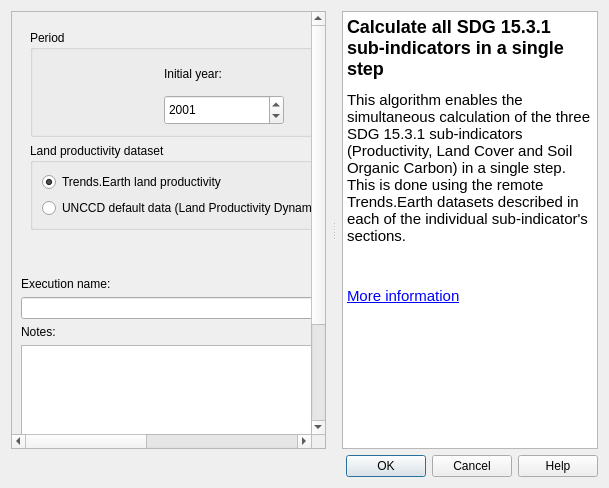
ConservationInternational/trends.earth, file LDMP/gui/DlgCalculateOneStep.ui: the form before one commit.
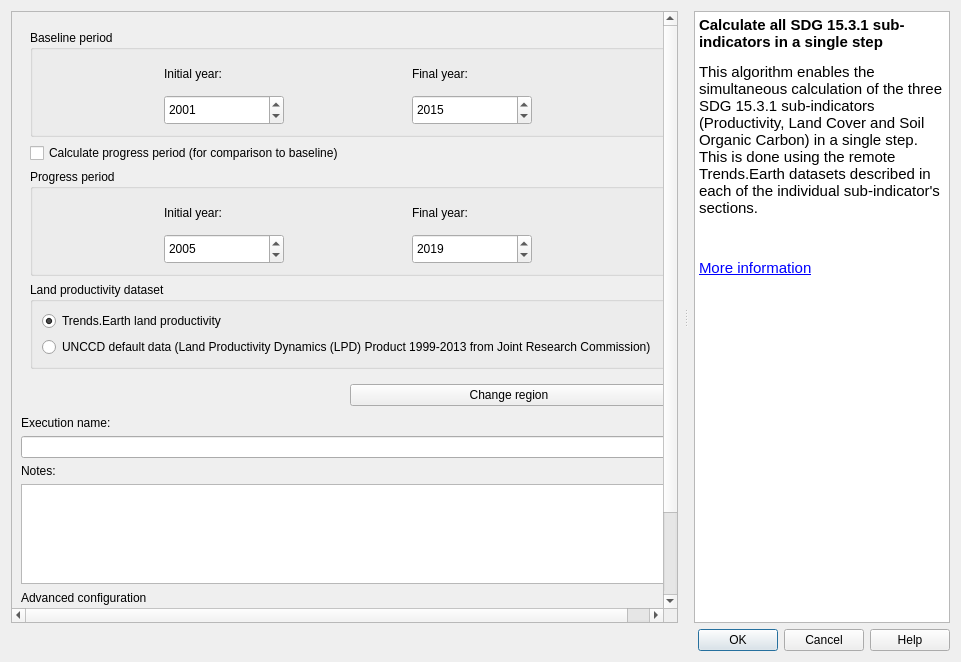
The form after the commit. Custom widgets are drawn as their Qt base class.

Commit message: Add progress calculation to one step tool

```diff
--- a/LDMP/gui/DlgCalculateOneStep.ui
+++ b/LDMP/gui/DlgCalculateOneStep.ui
@@ -6,8 +6,8 @@
    <rect>
     <x>0</x>
     <y>0</y>
-    <width>609</width>
-    <height>488</height>
+    <width>961</width>
+    <height>662</height>
    </rect>
   </property>
   <property name="sizePolicy">
@@ -67,8 +67,8 @@
            <rect>
             <x>0</x>
             <y>0</y>
-            <width>894</width>
-            <height>689</height>
+            <width>669</width>
+            <height>613</height>
            </rect>
           </property>
           <layout class="QVBoxLayout" name="verticalLayout_7">
@@ -96,7 +96,7 @@
                  </size>
                 </property>
                 <property name="title">
-                 <string>Period</string>
+                 <string>Baseline period</string>
                 </property>
                 <layout class="QGridLayout" name="gridLayout_8">
                  <item row="0" column="0">
@@ -204,6 +204,136 @@
                 </layout>
                </widget>
               </item>
+              <item>
+               <widget class="QCheckBox" name="checkBox_progress_period">
+                <property name="text">
+                 <string>Calculate progress period (for comparison to baseline)</string>
+                </property>
+               </widget>
+              </item>
+              <item>
+               <widget class="QGroupBox" name="groupBox_progress_period">
+                <property name="sizePolicy">
+                 <sizepolicy hsizetype="Minimum" vsizetype="Fixed">
+                  <horstretch>0</horstretch>
+                  <verstretch>0</verstretch>
+                 </sizepolicy>
+                </property>
+                <property name="maximumSize">
+                 <size>
+                  <width>16777215</width>
+                  <height>16777215</height>
+                 </size>
+                </property>
+                <property name="title">
+                 <string>Progress period</string>
+                </property>
+                <layout class="QGridLayout" name="gridLayout_9">
+                 <item row="0" column="0">
+                  <widget class="QLabel" name="label_11">
+                   <property name="minimumSize">
+                    <size>
+                     <width>0</width>
+                     <height>30</height>
+                    </size>
+                   </property>
+                   <property name="font">
+                    <font>
+                     <weight>50</weight>
+                     <bold>false</bold>
+                    </font>
+                   </property>
+                   <property name="text">
+                    <string>Initial year:</string>
+                   </property>
+                  </widget>
+                 </item>
+                 <item row="0" column="1">
+                  <widget class="QLabel" name="label_4">
+                   <property name="minimumSize">
+                    <size>
+                     <width>0</width>
+                     <height>30</height>
+                    </size>
+                   </property>
+                   <property name="text">
+                    <string>Final year:</string>
+                   </property>
+                  </widget>
+                 </item>
+                 <item row="1" column="1">
+                  <widget class="QDateEdit" name="year_final_progress">
+                   <property name="sizePolicy">
+                    <sizepolicy hsizetype="Minimum" vsizetype="Minimum">
+                     <horstretch>0</horstretch>
+                     <verstretch>0</verstretch>
+                    </sizepolicy>
+                   </property>
+                   <property name="minimumSize">
+                    <size>
+                     <width>0</width>
+                     <height>30</height>
+                    </size>
+                   </property>
+                   <property name="maximumSize">
+                    <size>
+                     <width>120</width>
+                     <height>35</height>
+                    </size>
+                   </property>
+                   <property name="toolTip">
+                    <string>Select the final year, should be great than the initial year</string>
+                   </property>
+                   <property name="displayFormat">
+                    <string notr="true">yyyy</string>
+                   </property>
+                   <property name="date">
+                    <date>
+                     <year>2019</year>
+                     <month>1</month>
+                     <day>1</day>
+                    </date>
+                   </property>
+                  </widget>
+                 </item>
+                 <item row="1" column="0">
+                  <widget class="QDateEdit" name="year_initial_progress">
+                   <property name="sizePolicy">
+                    <sizepolicy hsizetype="Minimum" vsizetype="Minimum">
+                     <horstretch>0</horstretch>
+                     <verstretch>0</verstretch>
+                    </sizepolicy>
+                   </property>
+                   <property name="minimumSize">
+                    <size>
+                     <width>0</width>
+                     <height>30</height>
+                    </size>
+                   </property>
+                   <property name="maximumSize">
+                    <size>
+                     <width>120</width>
+                     <height>35</height>
+                    </size>
+                   </property>
+                   <property name="toolTip">
+                    <string>Select the initial year, should be less than the final year.</string>
+                   </property>
+                   <property name="displayFormat">
+                    <string notr="true">yyyy</string>
+                   </property>
+                   <property name="date">
+                    <date>
+                     <year>2005</year>
+                     <month>1</month>
+                     <day>1</day>
+                    </date>
+                   </property>
+                  </widget>
+                 </item>
+                </layout>
+               </widget>
+              </item>
               <item>
                <widget class="QGroupBox" name="groupBox_3">
                 <property name="title">
@@ -425,11 +555,11 @@
        <string>&lt;!DOCTYPE HTML PUBLIC &quot;-//W3C//DTD HTML 4.0//EN&quot; &quot;http://www.w3.org/TR/REC-html40/strict.dtd&quot;&gt;
 &lt;html&gt;&lt;head&gt;&lt;meta name=&quot;qrichtext&quot; content=&quot;1&quot; /&gt;&lt;style type=&quot;text/css&quot;&gt;
 p, li { white-space: pre-wrap; }
-&lt;/style&gt;&lt;/head&gt;&lt;body style=&quot; font-family:'Ubuntu'; font-size:11pt; font-weight:400; font-style:normal;&quot;&gt;
-&lt;h2 style=&quot; margin-top:16px; margin-bottom:12px; margin-left:0px; margin-right:0px; -qt-block-indent:0; text-indent:0px;&quot;&gt;&lt;span style=&quot; font-size:x-large; font-weight:600;&quot;&gt;Calculate all SDG 15.3.1 sub-indicators in a single step&lt;/span&gt;&lt;/h2&gt;
-&lt;p style=&quot; margin-top:12px; margin-bottom:12px; margin-left:0px; margin-right:0px; -qt-block-indent:0; text-indent:0px;&quot;&gt;This algorithm enables the simultaneous calculation of the three SDG 15.3.1 sub-indicators (Productivity, Land Cover and Soil Organic Carbon) in a single step. This is done using the remote Trends.Earth datasets described in each of the individual sub-indicator's sections.&lt;/p&gt;
-&lt;p style=&quot;-qt-paragraph-type:empty; margin-top:12px; margin-bottom:12px; margin-left:0px; margin-right:0px; -qt-block-indent:0; text-indent:0px;&quot;&gt;&lt;br /&gt;&lt;/p&gt;
-&lt;p style=&quot; margin-top:12px; margin-bottom:12px; margin-left:0px; margin-right:0px; -qt-block-indent:0; text-indent:0px;&quot;&gt;&lt;a href=&quot;http://trends.earth/docs/en/background/understanding_indicators15.html#&quot;&gt;&lt;span style=&quot; text-decoration: underline; color:#0000ff;&quot;&gt;More information&lt;/span&gt;&lt;/a&gt;&lt;/p&gt;&lt;/body&gt;&lt;/html&gt;</string>
+&lt;/style&gt;&lt;/head&gt;&lt;body style=&quot; font-family:'MS Shell Dlg 2'; font-size:8.25pt; font-weight:400; font-style:normal;&quot;&gt;
+&lt;p style=&quot; margin-top:16px; margin-bottom:12px; margin-left:0px; margin-right:0px; -qt-block-indent:0; text-indent:0px;&quot;&gt;&lt;span style=&quot; font-family:'Ubuntu'; font-size:11pt; font-weight:600;&quot;&gt;Calculate all SDG 15.3.1 sub-indicators in a single step&lt;/span&gt;&lt;/p&gt;
+&lt;p style=&quot; margin-top:12px; margin-bottom:12px; margin-left:0px; margin-right:0px; -qt-block-indent:0; text-indent:0px;&quot;&gt;&lt;span style=&quot; font-family:'Ubuntu'; font-size:11pt;&quot;&gt;This algorithm enables the simultaneous calculation of the three SDG 15.3.1 sub-indicators (Productivity, Land Cover and Soil Organic Carbon) in a single step. This is done using the remote Trends.Earth datasets described in each of the individual sub-indicator's sections.&lt;/span&gt;&lt;/p&gt;
+&lt;p style=&quot;-qt-paragraph-type:empty; margin-top:12px; margin-bottom:12px; margin-left:0px; margin-right:0px; -qt-block-indent:0; text-indent:0px; font-family:'Ubuntu'; font-size:11pt;&quot;&gt;&lt;br /&gt;&lt;/p&gt;
+&lt;p style=&quot; margin-top:12px; margin-bottom:12px; margin-left:0px; margin-right:0px; -qt-block-indent:0; text-indent:0px;&quot;&gt;&lt;a href=&quot;http://trends.earth/docs/en/background/understanding_indicators15.html#&quot;&gt;&lt;span style=&quot; font-family:'Ubuntu'; font-size:11pt; text-decoration: underline; color:#0000ff;&quot;&gt;More information&lt;/span&gt;&lt;/a&gt;&lt;/p&gt;&lt;/body&gt;&lt;/html&gt;</string>
       </property>
       <property name="openExternalLinks">
        <bool>true</bool>
```
Left out of the diff: 6 changed lines with no effect on the pictures. The commit also changes 3 other files.
